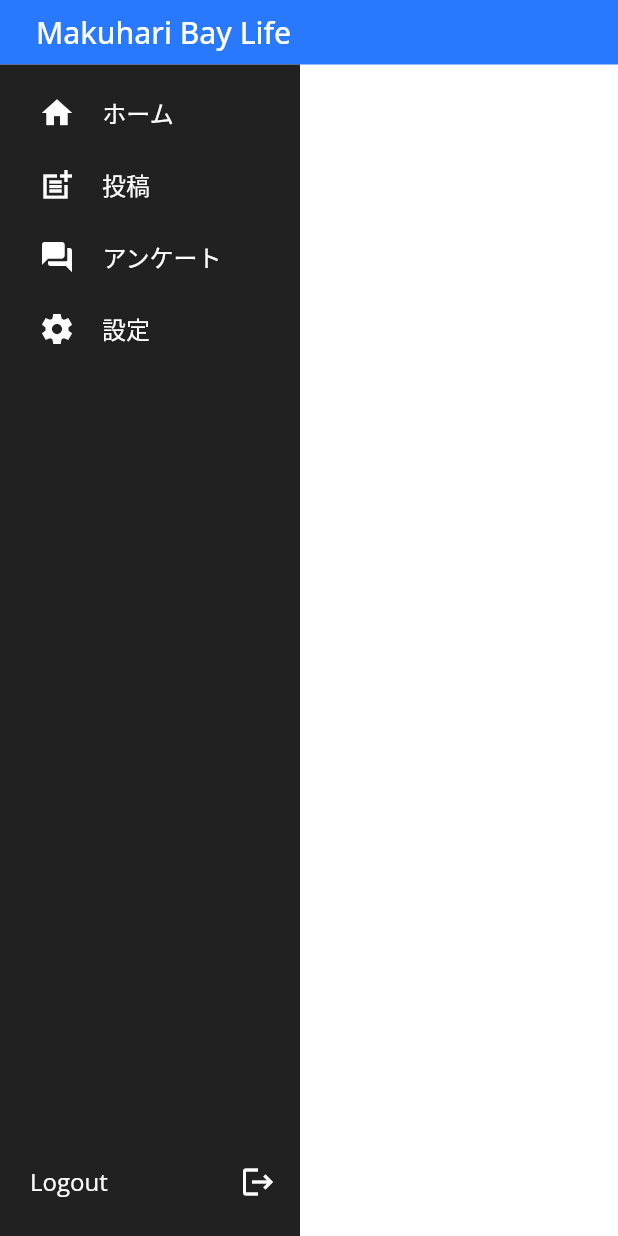
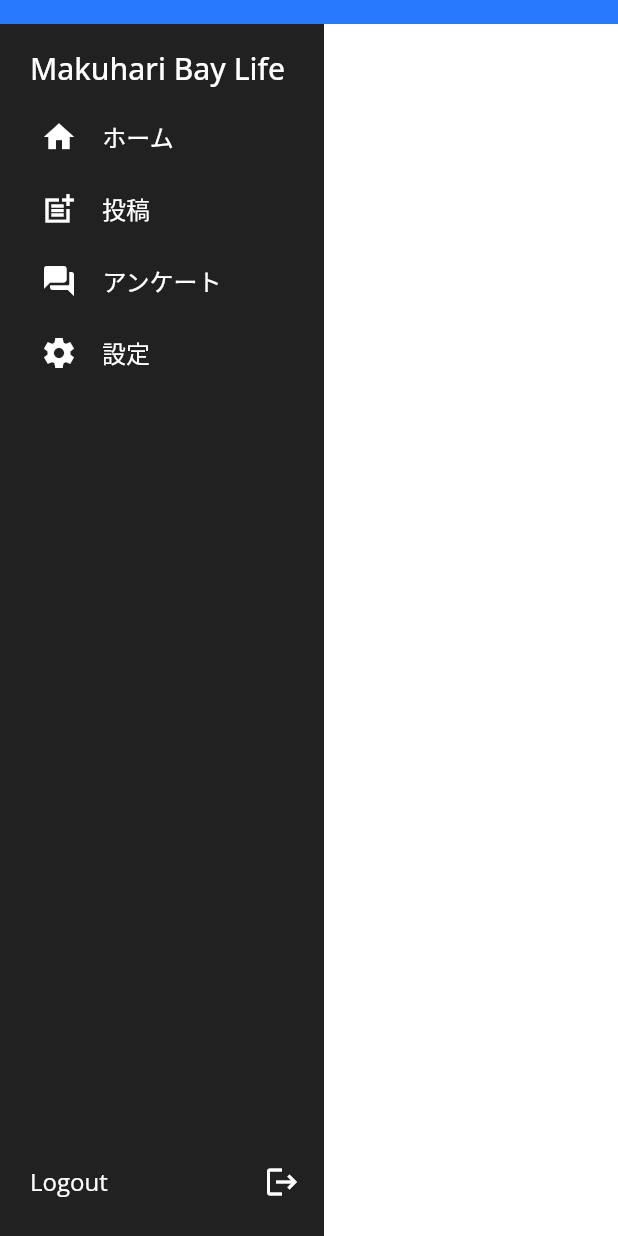
Before and after one commit to takase-pd/baylifeweb, a Flutter app: the HomePageWidget screen opened directly, on a phone screen of 412 x 824 dp. Run offline on Flutter 3.47's test engine with Material 2 defaults, Android fonts, the phone set to English and light mode, and no system bars; drawn by our look-alikes of auto_size_text; our stand-ins replace built_collection, built_value, cloud_firestore, equatable, file_picker, firebase_analytics and 15 more; missing offline and left inert: json_path, mime_type; accounts and stored records are empty; generated files the repository leaves out were written again; network calls fail.

Commit message:
Updating to latest FlutterFlow output.

```diff
--- a/lib/components/header_widget.dart
+++ b/lib/components/header_widget.dart
@@ -16,24 +16,9 @@ class _HeaderWidgetState extends State<HeaderWidget> {
   Widget build(BuildContext context) {
     return Container(
       width: double.infinity,
+      height: 16,
       decoration: BoxDecoration(
         color: FlutterFlowTheme.of(context).primaryColor,
-      ),
-      child: Row(
-        mainAxisSize: MainAxisSize.max,
-        children: [
-          Padding(
-            padding: EdgeInsetsDirectional.fromSTEB(24, 8, 8, 8),
-            child: Text(
-              'Makuhari Bay Life',
-              style: FlutterFlowTheme.of(context).subtitle1.override(
-                    fontFamily: 'Open Sans',
-                    color: FlutterFlowTheme.of(context).textLight,
-                    fontSize: 20,
-                  ),
-            ),
-          ),
-        ],
       ),
     );
   }
--- a/lib/components/main_menu_widget.dart
+++ b/lib/components/main_menu_widget.dart
@@ -26,7 +26,7 @@ class _MainMenuWidgetState extends State<MainMenuWidget> {
   @override
   Widget build(BuildContext context) {
     return Container(
-      width: 200,
+      width: 216,
       decoration: BoxDecoration(
         color: FlutterFlowTheme.of(context).secondaryColor,
       ),
@@ -43,6 +43,24 @@ class _MainMenuWidgetState extends State<MainMenuWidget> {
                 mainAxisAlignment: MainAxisAlignment.start,
                 crossAxisAlignment: CrossAxisAlignment.start,
                 children: [
+                  Padding(
+                    padding: EdgeInsetsDirectional.fromSTEB(8, 8, 0, 8),
+                    child: Row(
+                      mainAxisSize: MainAxisSize.max,
+                      children: [
+                        Text(
+                          'Makuhari Bay Life',
+                          style: FlutterFlowTheme.of(context)
+                              .subtitle1
+                              .override(
+                                fontFamily: 'Open Sans',
+                                color: FlutterFlowTheme.of(context).textLight,
+                                fontSize: 20,
+                              ),
+                        ),
+                      ],
+                    ),
+                  ),
                   Container(
                     width: double.infinity,
                     decoration: BoxDecoration(),
```
